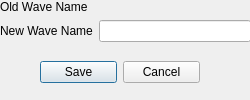
Qt form ui/Ui_RenameWaveDialog.ui (bbreslauer/PySciPlot) before a commit.
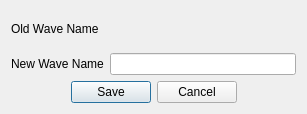
The same form after that commit.

Commit message: Converted to using apply/reset buttons, and changed some signals around.  Kept previous code commented for the time being.

```diff
--- a/ui/Ui_RenameWaveDialog.ui
+++ b/ui/Ui_RenameWaveDialog.ui
@@ -9,8 +9,8 @@
    <rect>
     <x>0</x>
     <y>0</y>
-    <width>250</width>
-    <height>100</height>
+    <width>307</width>
+    <height>114</height>
    </rect>
   </property>
   <property name="minimumSize">
@@ -25,16 +25,7 @@
   <property name="modal">
    <bool>false</bool>
   </property>
-  <widget class="QWidget" name="formLayoutWidget">
-   <property name="geometry">
-    <rect>
-     <x>0</x>
-     <y>0</y>
-     <width>251</width>
-     <height>51</height>
-    </rect>
-   </property>
-   <layout class="QFormLayout" name="formLayout">
+  <layout class="QGridLayout" name="gridLayout">
     <item row="0" column="0">
      <widget class="QLabel" name="label">
       <property name="text">
@@ -66,17 +57,8 @@
       </property>
      </widget>
     </item>
-   </layout>
-  </widget>
+   <item row="2" column="0" colspan="2">
   <widget class="QDialogButtonBox" name="buttonBox">
-   <property name="geometry">
-    <rect>
-     <x>40</x>
-     <y>60</y>
-     <width>160</width>
-     <height>25</height>
-    </rect>
-   </property>
    <property name="orientation">
     <enum>Qt::Horizontal</enum>
    </property>
@@ -87,6 +69,8 @@
     <bool>true</bool>
    </property>
   </widget>
+   </item>
+  </layout>
  </widget>
  <resources/>
  <connections>
```
Lines whose indentation alone changed are shown as unchanged. The commit also changes 6 other files.
